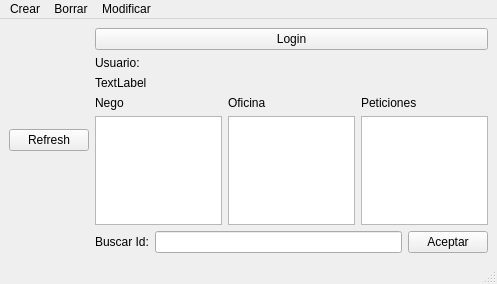
This is source/mainwindow.ui in hugo19941994/ViajeFacil as Qt 5 draws it before an edit. The edited form follows.
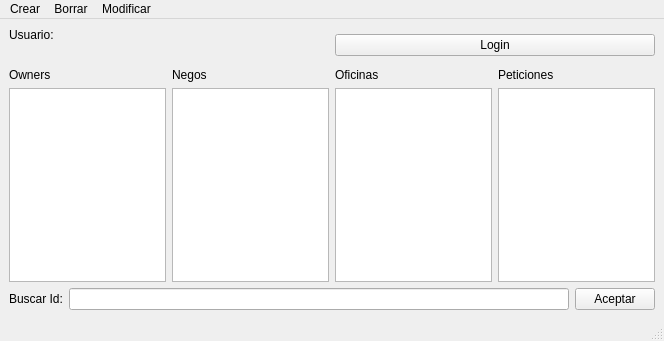
This is the edited form.

```diff
--- a/source/mainwindow.ui
+++ b/source/mainwindow.ui
@@ -6,54 +6,21 @@
    <rect>
     <x>0</x>
     <y>0</y>
-    <width>497</width>
-    <height>284</height>
+    <width>664</width>
+    <height>341</height>
    </rect>
   </property>
   <property name="windowTitle">
    <string>MainWindow</string>
   </property>
   <widget class="QWidget" name="centralwidget">
-   <layout class="QHBoxLayout" name="horizontalLayout_4">
-    <item>
-     <widget class="QPushButton" name="pushButton_3">
-      <property name="text">
-       <string>Refresh</string>
-      </property>
-     </widget>
-    </item>
-    <item>
      <layout class="QGridLayout" name="gridLayout">
-      <item row="2" column="0">
-       <layout class="QHBoxLayout" name="horizontalLayout_3">
-        <item>
-         <widget class="QLabel" name="label_6">
-          <property name="text">
-           <string>Buscar Id:</string>
-          </property>
-         </widget>
-        </item>
-        <item>
-         <widget class="QLineEdit" name="lineEdit"/>
-        </item>
-        <item>
-         <widget class="QPushButton" name="pushButton">
-          <property name="text">
-           <string>Aceptar</string>
-          </property>
-         </widget>
-        </item>
-       </layout>
-      </item>
       <item row="0" column="0">
-       <layout class="QVBoxLayout" name="verticalLayout_4">
+     <layout class="QVBoxLayout" name="verticalLayout_6">
         <item>
-         <widget class="QPushButton" name="pushButton_2">
-          <property name="text">
-           <string>Login</string>
-          </property>
-         </widget>
-        </item>
+       <layout class="QHBoxLayout" name="horizontalLayout_3">
+        <item>
+         <layout class="QVBoxLayout" name="verticalLayout_5">
         <item>
          <widget class="QLabel" name="label">
           <property name="text">
@@ -64,18 +31,43 @@
         <item>
          <widget class="QLabel" name="label_2">
           <property name="text">
-           <string>TextLabel</string>
+             <string/>
           </property>
          </widget>
         </item>
+         </layout>
+        </item>
         <item>
-         <layout class="QHBoxLayout" name="horizontalLayout_2">
+         <widget class="QPushButton" name="pushButton_2">
+          <property name="text">
+           <string>Login</string>
+          </property>
+         </widget>
+        </item>
+       </layout>
+      </item>
+      <item>
+       <layout class="QHBoxLayout" name="horizontalLayout">
           <item>
            <layout class="QVBoxLayout" name="verticalLayout">
             <item>
+           <widget class="QLabel" name="label_7">
+            <property name="text">
+             <string>Owners</string>
+            </property>
+           </widget>
+          </item>
+          <item>
+           <widget class="QListWidget" name="listWidget_2"/>
+          </item>
+         </layout>
+        </item>
+        <item>
+         <layout class="QVBoxLayout" name="verticalLayout_2">
+          <item>
              <widget class="QLabel" name="label_3">
               <property name="text">
-               <string>Nego</string>
+             <string>Negos</string>
               </property>
              </widget>
             </item>
@@ -85,11 +77,11 @@
            </layout>
           </item>
           <item>
-           <layout class="QVBoxLayout" name="verticalLayout_2">
+         <layout class="QVBoxLayout" name="verticalLayout_3">
             <item>
              <widget class="QLabel" name="label_4">
               <property name="text">
-               <string>Oficina</string>
+             <string>Oficinas</string>
               </property>
              </widget>
             </item>
@@ -99,7 +91,7 @@
            </layout>
           </item>
           <item>
-           <layout class="QVBoxLayout" name="verticalLayout_3">
+         <layout class="QVBoxLayout" name="verticalLayout_4">
             <item>
              <widget class="QLabel" name="label_5">
               <property name="text">
@@ -114,6 +106,25 @@
           </item>
          </layout>
         </item>
+      <item>
+       <layout class="QHBoxLayout" name="horizontalLayout_2">
+        <item>
+         <widget class="QLabel" name="label_6">
+          <property name="text">
+           <string>Buscar Id:</string>
+          </property>
+         </widget>
+        </item>
+        <item>
+         <widget class="QLineEdit" name="lineEdit"/>
+        </item>
+        <item>
+         <widget class="QPushButton" name="pushButton">
+          <property name="text">
+           <string>Aceptar</string>
+          </property>
+         </widget>
+        </item>
        </layout>
       </item>
      </layout>
@@ -125,8 +136,8 @@
     <rect>
      <x>0</x>
      <y>0</y>
-     <width>497</width>
-     <height>21</height>
+     <width>664</width>
+     <height>20</height>
     </rect>
    </property>
    <widget class="QMenu" name="menuCrear">
```
Left out of the diff: 3 changed lines with no effect on the pictures. Lines whose indentation alone changed are shown as unchanged.
